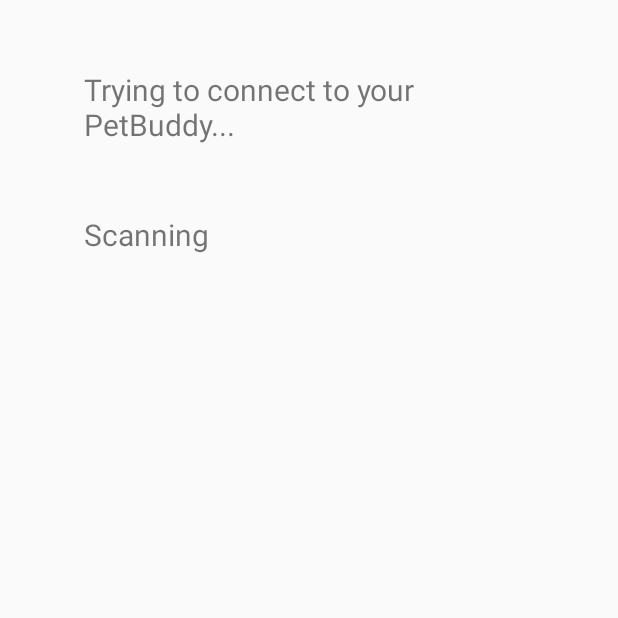
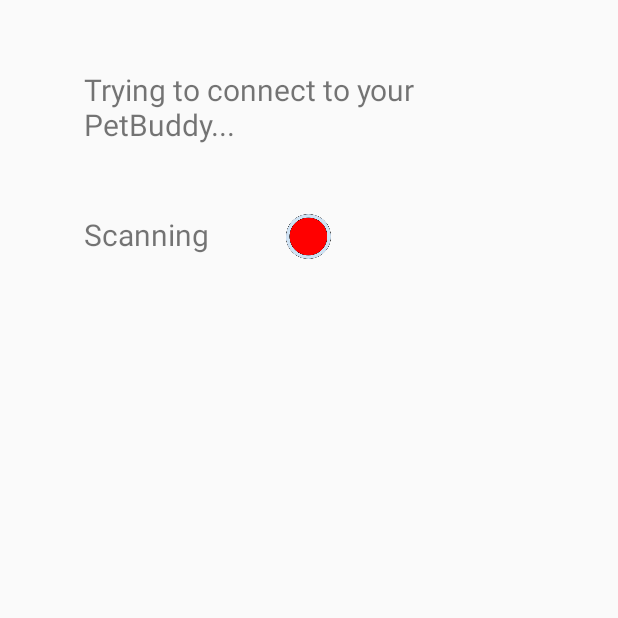
Before and after one commit to ukhan2014/petbuddy-android-app, an Android app: the SearchSSIDs screen opened directly, with no data from a screen before it, on a phone screen of 412 x 824 dp, the top half of it. Run offline under Robolectric (Android 15) with nearby library versions, the light colour scheme and no system bars.

Commit message:
add indicator lights once wifi is connected

```diff
--- a/app/src/main/java/com/kodiakapps/petbuddy/SearchSSIDs.java
+++ b/app/src/main/java/com/kodiakapps/petbuddy/SearchSSIDs.java
@@ -13,6 +13,7 @@
 import android.view.View;
 import android.widget.Button;
 import android.widget.EditText;
+import android.widget.ImageView;
 import android.widget.TextView;
 import android.widget.Toast;
 import java.util.List;
@@ -31,6 +32,7 @@
     TextView textStatus;
     TextView connectNetworkTV;
     List<ScanResult> results;
+    ImageView iw;
 
     /* Called when the activity is first created. */
     @Override
@@ -58,6 +60,8 @@
         textStatus.setVisibility(View.VISIBLE);
         connectNetworkTV = (TextView) findViewById(R.id.connectNetworkTV);
         connectNetworkTV.setVisibility(View.VISIBLE);
+        iw = (ImageView) findViewById(R.id.status_indicator_light);
+        iw.setImageResource(R.drawable.redlight);
 
         Log.d(TAG, "buttons and textstatuses done");
 
@@ -113,6 +117,10 @@
                     Log.d(TAG, "addNetwork returned " + res);
                     boolean networkEnabled = wifi.enableNetwork(res, true);
                     Log.d(TAG, "enableNetwork returned " + networkEnabled);
+                    if(networkEnabled) {
+                        textStatus.setText("Connected!");
+                        iw.setImageResource(R.drawable.greenlight);
+                    }
                 } else {
                     Toast.makeText(getApplicationContext(), "Could not find your PetBuddy :(", Toast.LENGTH_LONG).show();
                 }
--- a/app/src/main/res/layout/search_ssid.xml
+++ b/app/src/main/res/layout/search_ssid.xml
@@ -1,5 +1,6 @@
 <?xml version="1.0" encoding="utf-8"?>
 <RelativeLayout xmlns:android="http://schemas.android.com/apk/res/android"
+    xmlns:app="http://schemas.android.com/apk/res-auto"
     android:id="@+id/row"
     android:layout_width="match_parent"
     android:layout_height="match_parent">
@@ -11,8 +12,8 @@
         android:layout_alignLeft="@+id/textStatus"
         android:layout_alignStart="@+id/textStatus"
         android:layout_marginTop="46dp"
-        android:textSize="20sp
-"
+        android:textSize="20sp"
+
         android:text="@string/connect_device_info" />
 
     <TextView
@@ -25,4 +26,12 @@
         android:layout_below="@+id/connectNetworkTV"
         android:layout_centerHorizontal="true" />
 
+    <ImageView
+        android:id="@+id/status_indicator_light"
+        android:layout_width="30dp"
+        android:layout_height="30dp"
+        android:layout_alignTop="@+id/textStatus"
+        android:layout_centerHorizontal="true"
+        app:srcCompat="@drawable/redlight" />
+
 </RelativeLayout>
```
Also changed, not shown: app/src/main/res/drawable/greenlight.png (added), app/src/main/res/drawable/redlight.png (added).
